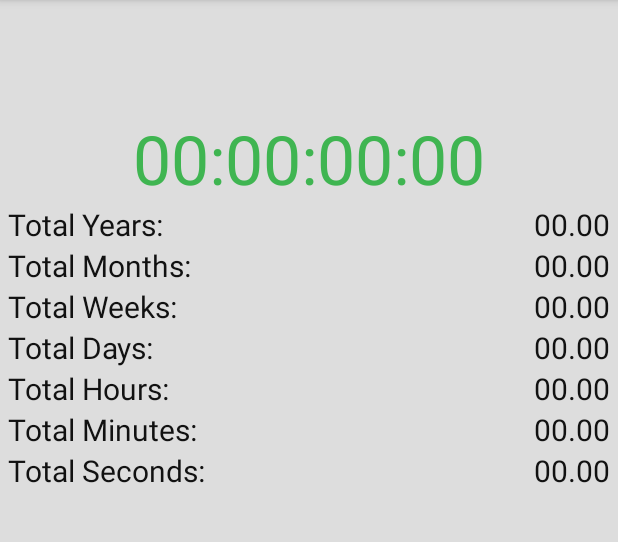
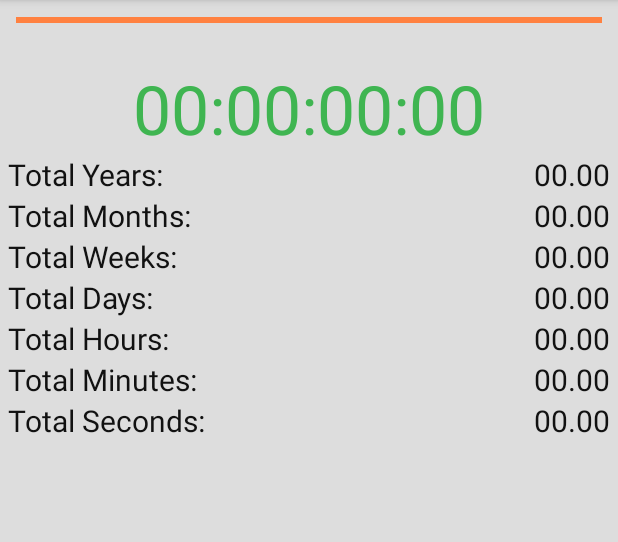
Before and after one commit to wsdt/SurviveTheDay, an Android app: the CountdownActivity screen opened directly, with no data from a screen before it, on a phone screen of 412 x 824 dp, the part 84-626 px from its top. Run offline under Robolectric (Android 15) with nearby library versions, the phone set to English and light mode, and no system bars; our stand-ins replace AdMob; 2 statements that could not run were skipped.

Commit message:
small things

```diff
--- a/app/src/main/java/kevkevin/wsdt/tagueberstehen/CountdownActivity.java
+++ b/app/src/main/java/kevkevin/wsdt/tagueberstehen/CountdownActivity.java
@@ -5,6 +5,7 @@ import android.animation.ObjectAnimator;
 import android.content.Intent;
 import android.graphics.BitmapFactory;
 import android.os.Bundle;
+import android.support.annotation.NonNull;
 import android.support.v4.view.MenuItemCompat;
 import android.support.v7.app.AppCompatActivity;
 import android.util.Log;
@@ -13,6 +14,7 @@ import android.view.MenuItem;
 import android.view.View;
 import android.view.ViewTreeObserver;
 import android.widget.ImageView;
+import android.widget.ProgressBar;
 import android.widget.RelativeLayout;
 import android.support.v7.widget.ShareActionProvider;
 import android.widget.TextView;
@@ -22,6 +24,7 @@ import kevkevin.wsdt.tagueberstehen.classes.AdManager;
 import kevkevin.wsdt.tagueberstehen.classes.Constants;
 import kevkevin.wsdt.tagueberstehen.classes.Countdown;
 import kevkevin.wsdt.tagueberstehen.classes.CountdownCounter;
+import kevkevin.wsdt.tagueberstehen.classes.HelperClass;
 import kevkevin.wsdt.tagueberstehen.classes.StorageMgr.GlobalAppSettingsMgr;
 import kevkevin.wsdt.tagueberstehen.classes.StorageMgr.InternalCountdownStorageMgr;
 
@@ -50,7 +53,7 @@ public class CountdownActivity extends AppCompatActivity {
         //make it possible to load and prevent stopping ui (also afterwards: because coutndown does not refresh!) --> esp. when fullpage from other activities opens to slow and gets closed in the countdownactivity
         //IMPORTANT: Do not place here fullpage ad because this blocks the countdown!
         adManager.loadBannerAd((RelativeLayout) findViewById(R.id.content_main));
-        //adManager.loadFullPageAd(null, null);
+        //adManager.loadFullPageAd(null, null); //why returns this asshole back to mainActivity?
 
 
         //Notifications regularly: How long do you need to work today or similar and easy type in maybe in notification bar!
@@ -155,6 +158,15 @@ public class CountdownActivity extends AppCompatActivity {
                 notificationContent.setY(hiddenPosition); //assign height*-1 so notification will get exactly behind display
                 Log.d(TAG, "showInAppNotificationIfAvailable: Tried to positionate inapp-notification outside screen: " + hiddenPosition);
 
+                //Set OnClickListener for close Button
+                notificationContent.findViewById(R.id.notificationClose).setOnClickListener(new View.OnClickListener() {
+                    @Override
+                    public void onClick(View v) {
+                        Log.d(TAG, "showInAppNotificationIfAvailable:onClick: Tried to close inapp notification, because close btn clicked.");
+                        closeActiveInAppNotification(notificationContent, 0); //close instantly when clicking on button
+                    }
+                });
+
                 //TODO: multiple properties (alpha also so it hides or comes): https://stackoverflow.com/questions/28352352/change-multiple-properties-with-single-objectanimator
                 final ObjectAnimator objectAnimator = ObjectAnimator.ofFloat(notificationContent, "y", 0); //get it back to positive animated (0 because we want no small space above shape)
                 objectAnimator.setDuration(Constants.COUNTDOWN_ACTIVITY.INAPP_NOTIFICATION_ANIMATION_DURATION_IN_MS); //1,5 seconds
@@ -171,12 +183,7 @@ public class CountdownActivity extends AppCompatActivity {
                     @Override
                     public void onAnimationEnd(Animator animator) {
                         if (count++ < 1) { //create new object animator because we want not the same animation but reverse
-                            //TODO: works now, but in future if extreme long texts notification might not get hidden completely (*2)
-                            ObjectAnimator objectAnimatorReverse = ObjectAnimator.ofFloat(notificationContent, "y", (hiddenPosition * 2)); //get it back to positive animated (*2 so it is in every case outside of screen [no idea why this might be necessary for long codes]
-                            objectAnimatorReverse.setDuration(Constants.COUNTDOWN_ACTIVITY.INAPP_NOTIFICATION_ANIMATION_DURATION_IN_MS);
-                            objectAnimatorReverse.setStartDelay(globalAppSettingsMgr.getInAppNotificationShowDurationInMs() + Constants.COUNTDOWN_ACTIVITY.INAPP_NOTIFICATION_ANIMATION_DURATION_IN_MS); //how long should be notification displayed (adding animation duration because time period delay is inclusive animation)
-                            objectAnimatorReverse.start(); //start again
-                            Log.d(TAG, "onAnimationEnd: Inapp notification repeated with delay in onAnimationEnd.");
+                            closeActiveInAppNotification(notificationContent, globalAppSettingsMgr.getInAppNotificationShowDurationInMs() + Constants.COUNTDOWN_ACTIVITY.INAPP_NOTIFICATION_ANIMATION_DURATION_IN_MS); //how long should be notification displayed (adding animation duration because time period delay is inclusive animation));
                         } else {
                             Log.d(TAG, "onAnimationEnd: Inapp notification animation finished.");
                         }
@@ -203,6 +210,16 @@ public class CountdownActivity extends AppCompatActivity {
             e.printStackTrace();
         }
     }
+
+    //Helper method for closeBtn of inAppNotification and objectAnimator end
+    private void closeActiveInAppNotification(@NonNull RelativeLayout notificationContent, int delay) {
+        ObjectAnimator objectAnimatorClose = ObjectAnimator.ofFloat(notificationContent, "alpha", 0);
+        objectAnimatorClose.setDuration(Constants.COUNTDOWN_ACTIVITY.INAPP_NOTIFICATION_CLOSE_ANIMATION_DURATION_IN_MS);
+        objectAnimatorClose.setStartDelay(delay);
+        objectAnimatorClose.start(); //no delay if clicked on close btn, but delay if automatic close
+        Log.d(TAG, "closeActiveInAppNotification: Tried to close active in app notification.");
+    }
+
 
     @Override
     protected void onNewIntent(Intent intent) {
@@ -272,18 +289,4 @@ public class CountdownActivity extends AppCompatActivity {
     public void setCountdownCounter(CountdownCounter countdownCounter) {
         this.countdownCounter = countdownCounter;
     }
-
-
-    /*@Override
-    public boolean onOptionsItemSelected(MenuItem item) {
-        switch (item.getItemId()) {
-            case R.id.action_shareCountdown:
-                Log.d(TAG, "onOptionsItemSelected: Trying to share countdown (start procedure).");
-                this.refreshShareIntent(); //refresh values
-                break;
-            default:
-                Log.e(TAG, "onOptionsItemSelected: Button does not exist: " + item.getItemId());
-        }
-        return true;
-    }*/
 }
--- a/app/src/main/java/kevkevin/wsdt/tagueberstehen/MainActivity.java
+++ b/app/src/main/java/kevkevin/wsdt/tagueberstehen/MainActivity.java
@@ -47,6 +47,7 @@ public class MainActivity extends AppCompatActivity {
         super.onCreate(savedInstanceState);
         setContentView(R.layout.activity_main);
 
+
         //Manager setting up
         this.setInAppPurchaseManager(new InAppPurchaseManager(this));
         this.setDialogManager(new DialogManager(this));
@@ -57,7 +58,7 @@ public class MainActivity extends AppCompatActivity {
         this.getAdManager().initializeAdmob(); //no fullpage ad because this happens already in loading screen
         this.setMainActivityPage((RelativeLayout) findViewById(R.id.mainActivityPage));
         this.getAdManager().loadBannerAd(this.getMainActivityPage());
-        this.getAdManager().loadFullPageAd(null, null);
+        this.getAdManager().loadFullPageAd(null, null); //now frequency capping (so real interstitial ad is only 2x every 10 minutes shown when calling main activity)
 
         //Nodelist
         nodeList = (LinearLayout) findViewById(R.id.nodeList);
--- a/app/src/main/java/kevkevin/wsdt/tagueberstehen/classes/AdManager.java
+++ b/app/src/main/java/kevkevin/wsdt/tagueberstehen/classes/AdManager.java
@@ -176,7 +176,7 @@ public class AdManager {
                     @Override
                     public void onAdClosed() {
                         //if ad closed go to gotoActivity
-                        Log.d(TAG, "onAdClosed: Interstitial ad got closed and new activity got started.");
+                        Log.d(TAG, "onAdClosed: Interstitial ad got closed and new activity might get started.");
                         if (goToActivityAfterShown != null) {
                             Log.d(TAG, "onAdClosed: gotoActivity is not null.");
                             getContext().startActivity(goToActivityAfterShown);
--- a/app/src/main/java/kevkevin/wsdt/tagueberstehen/classes/Constants.java
+++ b/app/src/main/java/kevkevin/wsdt/tagueberstehen/classes/Constants.java
@@ -142,12 +142,14 @@ public class Constants {
     public interface COUNTDOWN_COUNTER {
         //was in early versions the asynctask (now outsourced in own class with threads etc.)
         int REFRESH_UI_EVERY_X_MS = 400;
+        int PROGRESS_ZERO_VALUE = 100; //so finished
         String TOTAL_TIMEUNIT_ZERO_VALUE = "0.00";
         String BIG_COUNTDOWN_ZERO_VALUE = "0:0:0:0:0:0:0";
     }
 
     public interface COUNTDOWN_ACTIVITY {
         int INAPP_NOTIFICATION_ANIMATION_DURATION_IN_MS = 1500;
+        int INAPP_NOTIFICATION_CLOSE_ANIMATION_DURATION_IN_MS = 500;
     }
 
     public interface MAIN_ACTIVITY {
--- a/app/src/main/java/kevkevin/wsdt/tagueberstehen/classes/CountdownCounter.java
+++ b/app/src/main/java/kevkevin/wsdt/tagueberstehen/classes/CountdownCounter.java
@@ -4,6 +4,7 @@ import android.app.Activity;
 import android.os.Looper;
 import android.support.annotation.NonNull;
 import android.util.Log;
+import android.widget.ProgressBar;
 import android.widget.TextView;
 
 import kevkevin.wsdt.tagueberstehen.R;
@@ -70,7 +71,11 @@ public class CountdownCounter {
             public void run() {
                 if (setZero) {
                     Log.d(TAG, "updateUI: Method called with setZero param! Setting all values to zero.");
+                    //TODO: Maybe dialog with share us or similar
                 }
+                //Set value for progressbar
+                ((ProgressBar) getActivityContext().findViewById(R.id.countdownProgressBar)).setProgress((setZero) ? Constants.COUNTDOWN_COUNTER.PROGRESS_ZERO_VALUE : (int) countdown.getRemainingPercentage(2, false));
+
                 //values[0] set Progress
                 //Change CountdownActivity values
                 ((TextView) getActivityContext().findViewById(R.id.countdownCounterSeconds)).setText((setZero) ? Constants.COUNTDOWN_COUNTER.TOTAL_TIMEUNIT_ZERO_VALUE : String.format(Constants.GLOBAL.LOCALE,"%.2f", getTotalSeconds_SYNCED()));
--- a/app/src/main/res/layout/activity_countdown.xml
+++ b/app/src/main/res/layout/activity_countdown.xml
@@ -22,13 +22,29 @@
             android:layout_width="match_parent"
             android:layout_height="wrap_content">
 
+
+            <!-- PROGRESSBAR for countdown (how much achieved) -->
+            <ProgressBar
+                android:id="@+id/countdownProgressBar"
+                style="?android:attr/progressBarStyleHorizontal"
+                android:layout_centerHorizontal="true"
+                android:layout_width="match_parent"
+                android:layout_height="wrap_content"
+                android:layout_marginTop="10dp"
+                android:layout_margin="5dp"
+                android:progress="100"
+                android:max="100"
+                android:minWidth="200dp"
+                android:indeterminate="false"/>
+
             <TextView
                 android:id="@+id/countdownCounter"
                 style="@style/Countdown"
                 android:layout_width="wrap_content"
                 android:layout_height="wrap_content"
                 android:layout_centerHorizontal="true"
-                android:layout_marginTop="75dp"
+                android:layout_marginTop="15dp"
+                android:layout_below="@id/countdownProgressBar"
                 android:text="@string/countdownActivity_countdownMainCounter_zero" />
 
 
@@ -228,7 +244,25 @@
             android:layout_below="@id/notificationHeading"
             android:layout_marginLeft="44dp"
             android:layout_marginStart="44dp"
+            android:layout_marginEnd="25dp"
+            android:layout_marginRight="25dp"
+            android:justificationMode="inter_word"
+            android:layout_marginBottom="5dp"
             android:text="@string/countdownActivity_inAppNotification_error404_description"
-            android:textSize="13sp" />
+            android:textSize="13sp" /><!-- MarginRight/End to prevent operlapping with close button -->
+
+        <ImageView
+            android:id="@+id/notificationClose"
+            android:src="@drawable/light_close"
+            android:contentDescription="inAppNotification_Close"
+            android:layout_width="20dp"
+            android:layout_height="wrap_content"
+            android:adjustViewBounds="true"
+            android:scaleType="fitCenter"
+            android:layout_centerVertical="true"
+            android:layout_alignParentEnd="true"
+            android:layout_alignParentRight="true"
+            android:layout_marginLeft="5dp"
+            android:layout_marginStart="5dp"/>
     </RelativeLayout>
 </RelativeLayout>
```
Also changed, not shown: app/src/main/java/kevkevin/wsdt/tagueberstehen/classes/HelperClass.java (+5 -2 lines), app/src/main/res/drawable-hdpi/light_close.png (added), app/src/main/res/drawable-ldpi/light_close.png (added), app/src/main/res/drawable-mdpi/light_close.png (added), app/src/main/res/drawable-xhdpi/light_close.png (added), app/src/main/res/drawable-xxhdpi/light_close.png (added), app/src/main/res/drawable-xxxhdpi/light_close.png (added), app/src/main/res/drawable/light_close.png (added).
